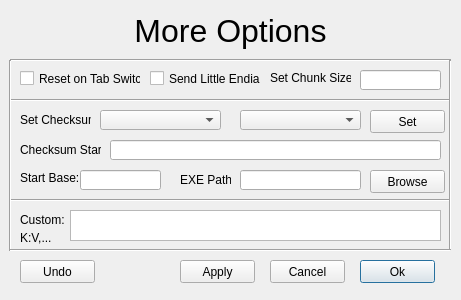
Old version of the form src/gui-helpers/gui-more-options.ui in the repository Donn13Darko/uC_Interfacer.
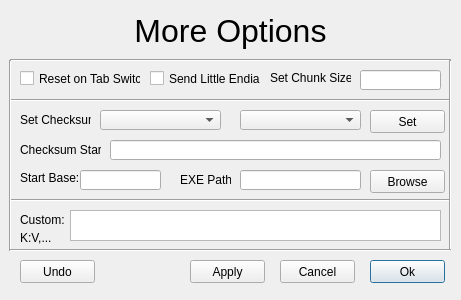
New version of the form.

```diff
--- a/src/gui-helpers/gui-more-options.ui
+++ b/src/gui-helpers/gui-more-options.ui
@@ -135,7 +135,7 @@
   <widget class="QPushButton" name="Apply_Button">
    <property name="geometry">
     <rect>
-     <x>180</x>
+     <x>190</x>
      <y>260</y>
      <width>75</width>
      <height>23</height>
@@ -151,7 +151,7 @@
   <widget class="QPushButton" name="Cancel_Button">
    <property name="geometry">
     <rect>
-     <x>270</x>
+     <x>280</x>
      <y>260</y>
      <width>75</width>
      <height>23</height>
@@ -167,7 +167,7 @@
   <widget class="QPushButton" name="OK_Button">
    <property name="geometry">
     <rect>
-     <x>360</x>
+     <x>370</x>
      <y>260</y>
      <width>75</width>
      <height>23</height>
```
